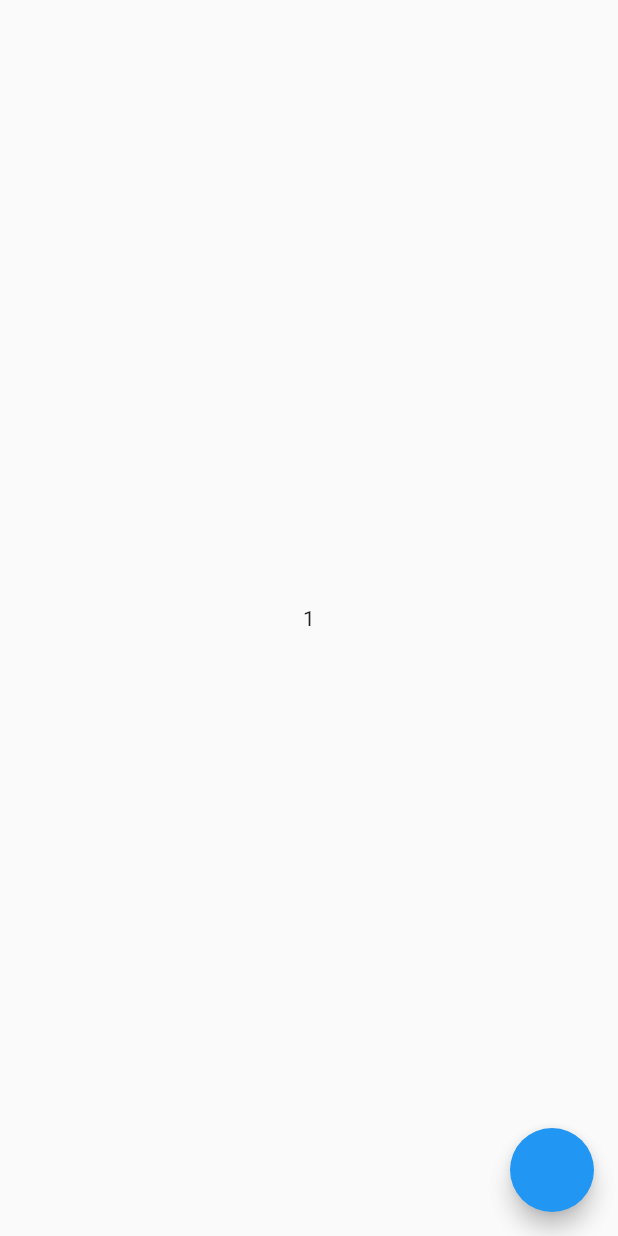
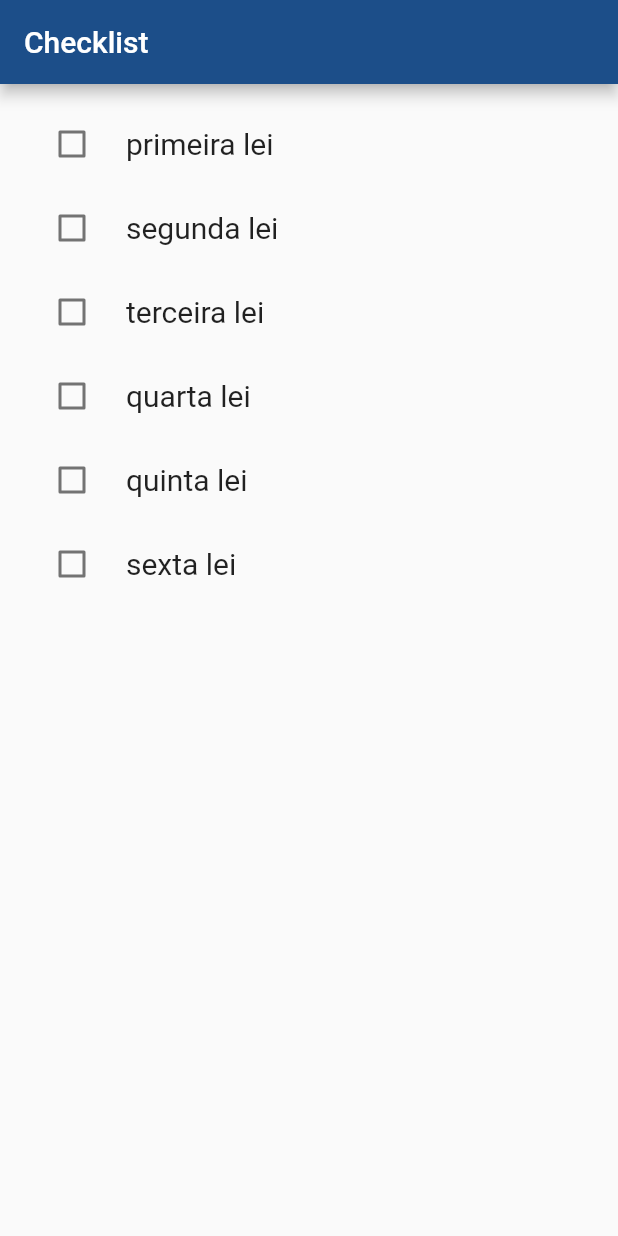
Before and after one commit to mariaeduardarebelo/easycomply, a Flutter app: the Checklist screen opened directly, on a phone screen of 412 x 824 dp. Run offline on Flutter 3.47's test engine with Material 2 defaults, Android fonts, the phone set to English and light mode, and no system bars; our stand-ins replace google_fonts, syncfusion_flutter_charts; missing offline and left inert: syncfusion_flutter_pdfviewer.

Commit message:
feat: creating checkboxes on checklist page

```diff
--- a/lib/main.dart
+++ b/lib/main.dart
@@ -1,7 +1,7 @@
 import 'package:easycomply/pages/menu.dart';
 import 'package:flutter/material.dart';
 
-void main() {
+Future main() async {
   runApp(
     MaterialApp(
       home: Menu(),
--- a/lib/pages/checklist.dart
+++ b/lib/pages/checklist.dart
@@ -1,6 +1,6 @@
+import 'package:easycomply/pages/model/checkbox_state.dart';
 import 'package:flutter/material.dart';
 import 'controllers/home_controller.dart';
-import 'package:google_fonts/google_fonts.dart';
 
 class Checklist extends StatefulWidget {
   @override
@@ -8,26 +8,62 @@ class Checklist extends StatefulWidget {
 }
 
 class _ChecklistState extends State<Checklist> {
-  HomeController _controller = HomeController();
+  // HomeController _controller = HomeController();
+
+  final items = [
+    CheckBoxState(title: "primeira lei"),
+    CheckBoxState(title: "segunda lei"),
+    CheckBoxState(title: "terceira lei"),
+    CheckBoxState(title: "quarta lei"),
+    CheckBoxState(title: "quinta lei"),
+    CheckBoxState(title: "sexta lei"),
+  ];
 
   @override
   void initState() {
-    _controller.increment();
+    // _controller.increment();
     super.initState();
   }
 
   @override
   Widget build(BuildContext context) {
     return Scaffold(
-      body: Center(
-        child: ValueListenableBuilder<int>(
-          builder: (context, value, child) => Text(value.toString()),
-          valueListenable: _controller.counter,
-        ),
+      appBar: AppBar(
+        title: Text('Checklist'),
+        backgroundColor: Color(0xFF1C4E89),
       ),
-      floatingActionButton: FloatingActionButton(
-        onPressed: () => _controller.increment(),
+      body: ListView(
+        padding: EdgeInsets.all(12.0),
+        children: [
+          ...items.map(buildSingleCheckbox).toList()
+        ],
       ),
     );
   }
+
+  buildSingleCheckbox(CheckBoxState checkbox) => CheckboxListTile(
+    controlAffinity: ListTileControlAffinity.leading,
+    activeColor: Color(0xFF1C4E89),
+    value: checkbox.value,
+    title: Text(
+      checkbox.title,
+      style: TextStyle(fontSize: 20.0),
+    ),
+    onChanged: (value) => setState(() => checkbox.value = value!),
+  );
 }
+
+// @override
+//   Widget build(BuildContext context) {
+//     return Scaffold(
+//       body: Center(
+//         child: ValueListenableBuilder<int>(
+//           builder: (context, value, child) => Text(value.toString()),
+//           valueListenable: _controller.counter,
+//         ),
+//       ),
+//       floatingActionButton: FloatingActionButton(
+//         onPressed: () => _controller.increment(),
+//       ),
+//     );
+//   }
--- /dev/null
+++ b/lib/pages/model/checkbox_state.dart
@@ -0,0 +1,6 @@
+class CheckBoxState {
+  final String title;
+  bool value;
+
+  CheckBoxState({required this.title, this.value = false});
+}
```
Also changed, not shown: assets/lgpd-items copy.json (added, +12 -0 lines), assets/lgpd-items.json (added, +14 -0 lines).
